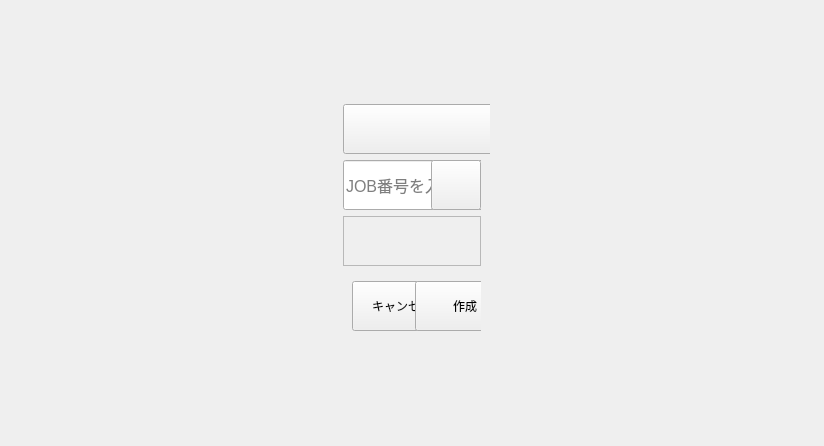
Before: the Qt Designer form resources/ui/pages/task/states/StateSetup.ui in h-yamamoto-8g/Bunseki_ccc, drawn with Qt 5.
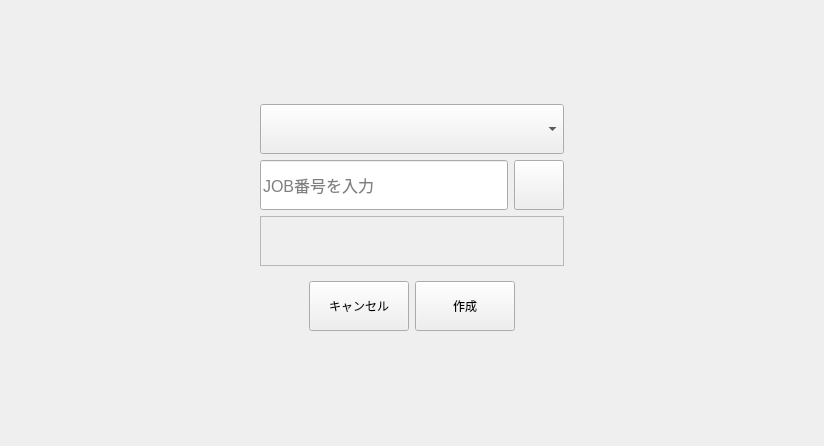
After: the same form once the commit is applied. Icons and pictures are not drawn.

Commit message:
fix: 起票ステート画面の小さい画面でのレイアウト崩れを修正
widget_formの両側のスペーサーのsizeHintが481pxと大きく、
小さい画面でフォームが中心に潰されていた問題を修正。
- スペーサーのsizeHintを40pxに縮小（Expandingポリシーは維持）
- widget_formのminimumWidthを300pxに変更（comboBoxと一致）

https://claude.ai/code/session_01SuEFWzQ9EZ8J9ferM6qZah

The edit to the form file:
```diff
--- a/resources/ui/pages/task/states/StateSetup.ui
+++ b/resources/ui/pages/task/states/StateSetup.ui
@@ -48,7 +48,7 @@
            </property>
            <property name="sizeHint" stdset="0">
             <size>
-             <width>481</width>
+             <width>40</width>
              <height>20</height>
             </size>
            </property>
@@ -58,7 +58,7 @@
           <widget class="QWidget" name="widget_form" native="true">
            <property name="minimumSize">
             <size>
-             <width>100</width>
+             <width>300</width>
              <height>50</height>
             </size>
            </property>
@@ -318,7 +318,7 @@
            </property>
            <property name="sizeHint" stdset="0">
             <size>
-             <width>481</width>
+             <width>40</width>
              <height>20</height>
             </size>
            </property>
```
The commit also changes 1 other file.
